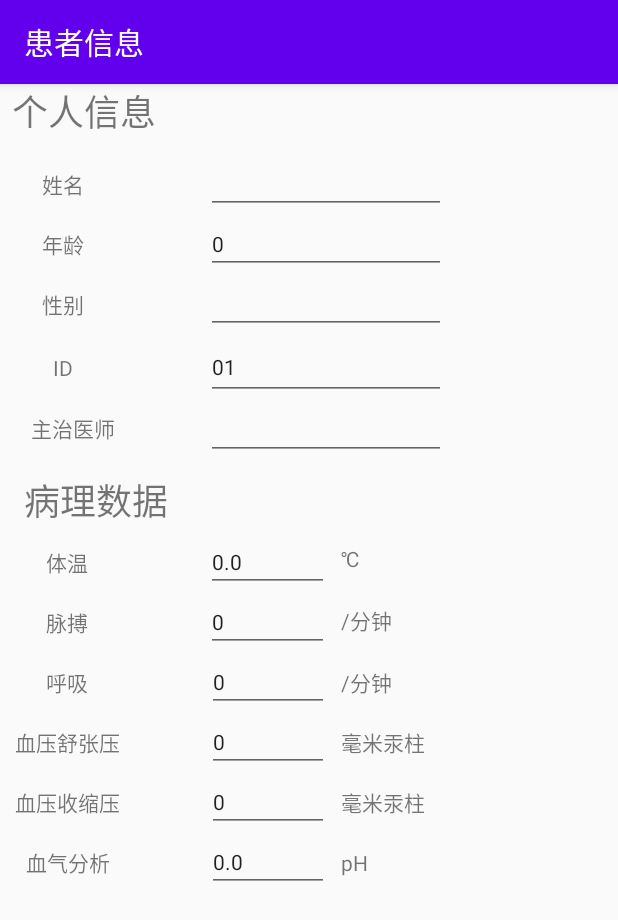
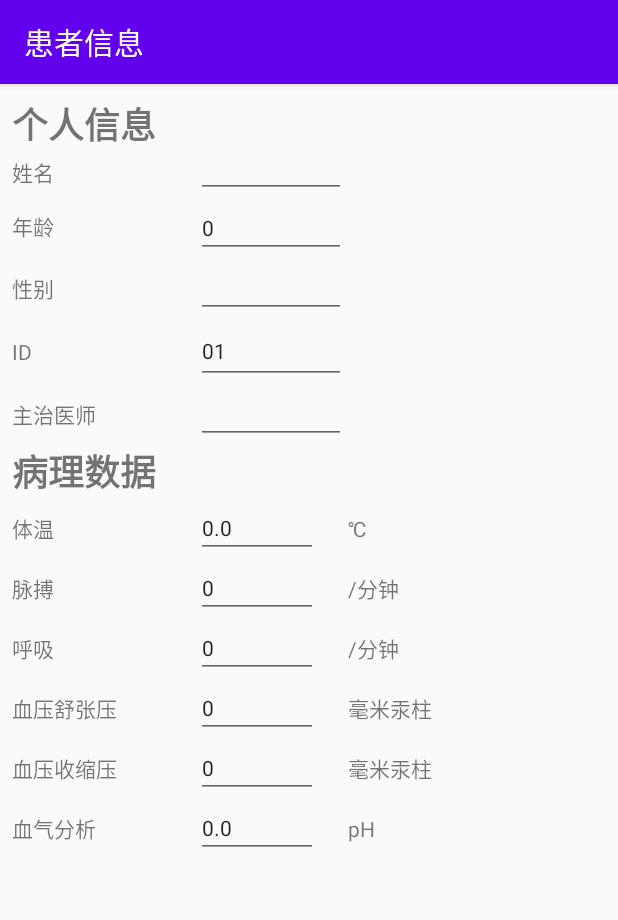
Before and after one commit to OMGCA/MediServer, an Android app: the screen it shows after launch (DisplayPatientActivity), after a tap on "新增", on a phone screen of 412 x 824 dp. Shown: the top 920 px of the screen. Run offline under Robolectric (Android 15) with nearby library versions, the phone set to English and light mode, and no system bars.

Commit message:
Android Client: Updated UI, implemented NFC functions

```diff
--- /dev/null
+++ b/MediClient/app/src/main/java/com/xiatstudio/mediclient/BaseNfcActivity.java
@@ -0,0 +1,36 @@
+package com.xiatstudio.mediclient;
+
+import android.app.PendingIntent;
+import android.content.Intent;
+import android.nfc.NfcAdapter;
+import android.support.v7.app.AppCompatActivity;
+import android.os.Bundle;
+
+public class BaseNfcActivity extends AppCompatActivity {
+    private NfcAdapter mNfcAdapter;
+    private PendingIntent mPendingIntent;
+    @Override
+    protected void onStart() {
+        super.onStart();
+
+        mNfcAdapter = NfcAdapter.getDefaultAdapter(this);
+
+        mPendingIntent = PendingIntent.getActivity(this,0,new Intent(this,getClass()),0);
+
+    }
+
+    @Override
+    public void onResume(){
+        super.onResume();
+        if(mNfcAdapter != null)
+            mNfcAdapter.enableForegroundDispatch(this, mPendingIntent, null, null);
+    }
+
+    @Override
+    public void onPause(){
+        super.onPause();
+
+        if(mNfcAdapter != null)
+            mNfcAdapter.disableForegroundDispatch(this);
+    }
+}
--- a/MediClient/app/src/main/java/com/xiatstudio/mediclient/DisplayPatientActivity.java
+++ b/MediClient/app/src/main/java/com/xiatstudio/mediclient/DisplayPatientActivity.java
@@ -210,7 +210,7 @@ public class DisplayPatientActivity extends AppCompatActivity {
             else
                 Snackbar.make(findViewById(R.id.myCoordinatorLayout), R.string.serverOut,Snackbar.LENGTH_SHORT).show();
         }
-
+    }
     /* 2019年3月5日更新 */
     /* 由于显示进度框需要AsyncTask类，该线程不予使用 */
     class SendPatientThread extends Thread{
@@ -244,6 +244,6 @@ public class DisplayPatientActivity extends AppCompatActivity {
     }
 
 
-    }
+
 
 }
--- a/MediClient/app/src/main/java/com/xiatstudio/mediclient/MainActivity.java
+++ b/MediClient/app/src/main/java/com/xiatstudio/mediclient/MainActivity.java
@@ -4,6 +4,7 @@ import java.io.ObjectInputStream;
 import java.io.OutputStream;
 import java.net.InetSocketAddress;
 import java.net.Socket;
+import java.util.Arrays;
 import java.util.concurrent.Callable;
 import java.util.concurrent.ExecutionException;
 import java.util.concurrent.ExecutorService;
@@ -11,7 +12,15 @@ import java.util.concurrent.Executors;
 import java.util.concurrent.Future;
 
 import android.content.Intent;
+import android.nfc.NdefMessage;
+import android.nfc.NdefRecord;
+import android.nfc.NfcAdapter;
+import android.nfc.Tag;
+import android.nfc.tech.Ndef;
+import android.nfc.tech.NdefFormatable;
 import android.os.Bundle;
+import android.os.Parcel;
+import android.os.Parcelable;
 import android.support.design.widget.FloatingActionButton;
 import android.support.design.widget.Snackbar;
 import android.support.v7.app.AppCompatActivity;
@@ -21,11 +30,18 @@ import android.view.Menu;
 import android.view.MenuItem;
 import android.widget.Button;
 import android.widget.EditText;
+import android.widget.TextView;
+import android.widget.Toast;
 
-public class MainActivity extends AppCompatActivity {
+public class MainActivity extends BaseNfcActivity {
     public static final String EXTRA_PATIENT = "com.xiatstudio.mediclient.PATIENT";
     public static final String EXTRA_SERVERADDR = "com.xiatstudio.mediclient.SERVERADDR";
     public static Patient retrievedPatient = new Patient("NULL");
+    private EditText patientID;
+
+    private String mTagText;
+    /* 从UI中得到文本区部件 */
+
 
     @Override
     protected void onCreate(Bundle savedInstanceState) {
@@ -36,11 +52,14 @@ public class MainActivity extends AppCompatActivity {
 
         Button addButton = findViewById(R.id.addButton);
 
+        patientID = findViewById(R.id.patientIDText);
+        final EditText serverAdd = findViewById(R.id.serverAddress);
 
-
-        /* 从UI中得到文本区部件 */
-        final EditText patientID = findViewById(R.id.patientIDText);
-        final EditText serverAdd = findViewById(R.id.serverAddress);
+        if(!isNFCSupported()){
+            Snackbar.make(findViewById(R.id.myCoordinatorLayout), R.string.nfcWarning,
+                    Snackbar.LENGTH_SHORT)
+                    .show();
+        }
 
 
         addButton.setOnClickListener(new View.OnClickListener() {
@@ -92,9 +111,6 @@ public class MainActivity extends AppCompatActivity {
                     e.printStackTrace();
                 }
 
-
-
-
             }
         });
 
@@ -136,6 +152,85 @@ public class MainActivity extends AppCompatActivity {
 
         return super.onOptionsItemSelected(item);
     }
+
+    public boolean isNFCSupported(){
+        NfcAdapter nfcAdapter = NfcAdapter.getDefaultAdapter(this);
+        if(nfcAdapter != null)
+            return true;
+        else
+            return false;
+    }
+    @Override
+    public void onNewIntent(Intent intent){
+        Tag detectedTag = intent.getParcelableExtra(NfcAdapter.EXTRA_TAG);
+
+        Ndef ndef = Ndef.get(detectedTag);
+
+        if(ndef != null){
+            mTagText = ndef.getType() + "\nmaxsize:" +ndef.getMaxSize() + "bytes\n\n";
+            readNfcTag(intent);
+            patientID.setText(mTagText);
+        }else{
+            Snackbar.make(findViewById(R.id.myCoordinatorLayout), R.string.ndefGetFail,
+                    Snackbar.LENGTH_SHORT)
+                    .show();
+        }
+    }
+
+    private void readNfcTag(Intent intent){
+        if(NfcAdapter.ACTION_NDEF_DISCOVERED.equals(intent.getAction())){
+            Parcelable[] rawMsgs = intent.getParcelableArrayExtra(NfcAdapter.EXTRA_NDEF_MESSAGES);
+
+            NdefMessage msgs[] = null;
+
+            int contentSize = 0;
+            if(rawMsgs != null){
+                msgs = new NdefMessage[rawMsgs.length];
+                for(int i = 0; i < rawMsgs.length; i++){
+                    msgs[i] = (NdefMessage) rawMsgs[i];
+                    contentSize += msgs[i].toByteArray().length;
+                }
+            }
+
+            try{
+                if(msgs != null){
+                    NdefRecord record = msgs[0].getRecords()[0];
+                    String textRecord = parseTextRecord(record);
+                    mTagText += textRecord + "\n\ntext\n" + contentSize + " bytes";
+                }
+            } catch (Exception e){
+                e.printStackTrace();
+            }
+        }
+    }
+
+    public static String parseTextRecord(NdefRecord ndefRecord){
+        if(ndefRecord.getTnf() != NdefRecord.TNF_WELL_KNOWN){
+            return null;
+        }
+
+        if(!Arrays.equals(ndefRecord.getType(), NdefRecord.RTD_TEXT)){
+            return null;
+        }
+
+        try{
+            byte[] payload = ndefRecord.getPayload();
+
+            String textEncoding = ((payload[0] & 0x80) == 0) ? "UTF-8" : "UTF-16";
+
+            int langCodeLength = payload[0] & 0x3f;
+
+            String langCode = new String(payload,1,langCodeLength,"US-ASCII");
+
+            String textRecord = new String(payload, langCodeLength + 1, payload.length - langCodeLength - 1, textEncoding);
+
+            return textRecord;
+        } catch (Exception e){
+            throw new IllegalArgumentException();
+        }
+    }
+
+
 
     /* 2019年3月3日凌晨更新：此方法用来代替先前使用的Thread */
     /* 同样为线程，Callable可定义返回值 */
@@ -215,4 +310,5 @@ public class MainActivity extends AppCompatActivity {
 
     }
 
+
 }
--- a/MediClient/app/src/main/res/layout/content_display_patient.xml
+++ b/MediClient/app/src/main/res/layout/content_display_patient.xml
@@ -12,8 +12,8 @@
         android:id="@+id/patientNameLabel"
         android:layout_width="wrap_content"
         android:layout_height="wrap_content"
-        android:layout_marginStart="28dp"
-        android:layout_marginTop="56dp"
+        android:layout_marginStart="8dp"
+        android:layout_marginTop="48dp"
         android:text="@string/patientName"
         android:textSize="14sp"
         app:layout_constraintStart_toStartOf="parent"
@@ -23,16 +23,16 @@
         android:id="@+id/patientAgeLabel"
         android:layout_width="wrap_content"
         android:layout_height="wrap_content"
-        android:layout_marginTop="8dp"
-        android:layout_marginBottom="8dp"
+        android:layout_marginTop="2dp"
+        android:layout_marginBottom="2dp"
         android:text="@string/patientAge"
         android:textSize="14sp"
         app:layout_constraintBottom_toTopOf="@+id/patientSexText"
         app:layout_constraintEnd_toEndOf="@+id/patientNameLabel"
-        app:layout_constraintHorizontal_bias="1.0"
+        app:layout_constraintHorizontal_bias="0.0"
         app:layout_constraintStart_toStartOf="@+id/patientNameLabel"
         app:layout_constraintTop_toTopOf="@+id/patientAgeText"
-        app:layout_constraintVertical_bias="0.4" />
+        app:layout_constraintVertical_bias="0.411" />
 
     <TextView
         android:id="@+id/patientSex"
@@ -43,7 +43,6 @@
         android:text="@string/patientSex"
         android:textSize="14sp"
         app:layout_constraintBottom_toTopOf="@+id/patientNFC"
-        app:layout_constraintEnd_toEndOf="@+id/patientAgeLabel"
         app:layout_constraintStart_toStartOf="@+id/patientAgeLabel"
         app:layout_constraintTop_toTopOf="@+id/patientSexText" />
 
@@ -56,61 +55,60 @@
         android:text="@string/patientNFC"
         android:textSize="14sp"
         app:layout_constraintBottom_toTopOf="@+id/patientDoc"
-        app:layout_constraintEnd_toEndOf="@+id/patientSex"
         app:layout_constraintStart_toStartOf="@+id/patientSex"
         app:layout_constraintTop_toTopOf="@+id/patientNFC" />
 
     <EditText
         android:id="@+id/patientNameText"
-        android:layout_width="wrap_content"
+        android:layout_width="100dp"
         android:layout_height="wrap_content"
         android:layout_marginStart="8dp"
+        android:layout_marginTop="36dp"
         android:ems="10"
         android:importantForAutofill="no"
         android:inputType="textPersonName"
         android:text="Name"
         android:textSize="14sp"
-        app:layout_constraintBottom_toBottomOf="@+id/patientNameLabel"
-        app:layout_constraintStart_toEndOf="@+id/textView5"
-        app:layout_constraintTop_toTopOf="@+id/patientNameLabel" />
+        app:layout_constraintEnd_toEndOf="@+id/patientAgeText"
+        app:layout_constraintHorizontal_bias="1.0"
+        app:layout_constraintStart_toStartOf="parent"
+        app:layout_constraintTop_toTopOf="parent" />
 
     <EditText
         android:id="@+id/patientAgeText"
-        android:layout_width="wrap_content"
+        android:layout_width="100dp"
         android:layout_height="wrap_content"
         android:ems="10"
         android:inputType="number"
         android:text="Age"
         android:textSize="14sp"
-        app:layout_constraintEnd_toEndOf="@+id/patientNameText"
-        app:layout_constraintHorizontal_bias="0.0"
-        app:layout_constraintStart_toStartOf="@+id/patientNameText"
+        app:layout_constraintEnd_toEndOf="@+id/patientSexText"
         app:layout_constraintTop_toBottomOf="@+id/patientNameText" />
 
     <EditText
         android:id="@+id/patientSexText"
-        android:layout_width="wrap_content"
+        android:layout_width="100dp"
         android:layout_height="wrap_content"
         android:ems="10"
         android:inputType="textPersonName"
         android:text="Sex"
         android:textSize="14sp"
-        app:layout_constraintEnd_toEndOf="@+id/patientAgeText"
+        app:layout_constraintEnd_toEndOf="@+id/patientNFC"
         app:layout_constraintHorizontal_bias="0.0"
-        app:layout_constraintStart_toStartOf="@+id/patientAgeText"
+        app:layout_constraintStart_toStartOf="@+id/patientNFC"
         app:layout_constraintTop_toBottomOf="@+id/patientAgeText" />
 
     <EditText
         android:id="@+id/patientNFC"
-        android:layout_width="wrap_content"
+        android:layout_width="100dp"
         android:layout_height="44dp"
         android:ems="10"
         android:inputType="textPersonName"
         android:text="NFC"
         android:textSize="14sp"
-        app:layout_constraintEnd_toEndOf="@+id/patientSexText"
+        app:layout_constraintEnd_toEndOf="@+id/patientDoc"
         app:layout_constraintHorizontal_bias="0.0"
-        app:layout_constraintStart_toStartOf="@+id/patientSexText"
+        app:layout_constraintStart_toStartOf="@+id/patientDoc"
         app:layout_constraintTop_toBottomOf="@+id/patientSexText" />
 
     <TextView
@@ -118,10 +116,12 @@
         android:layout_width="121dp"
         android:layout_height="31dp"
         android:layout_marginStart="8dp"
+        android:layout_marginBottom="36dp"
+        android:fontFamily="sans-serif-black"
         android:text="@string/demoInfo"
         android:textSize="24sp"
-        app:layout_constraintStart_toStartOf="parent"
-        tools:layout_editor_absoluteY="7dp" />
+        app:layout_constraintBottom_toTopOf="@+id/patientAgeText"
+        app:layout_constraintStart_toStartOf="parent" />
 
     <TextView
         android:id="@+id/textView6"
@@ -130,23 +130,18 @@
         android:text="@string/patientDoc"
         android:textSize="14sp"
         app:layout_constraintBottom_toBottomOf="@+id/patientDoc"
-        app:layout_constraintEnd_toEndOf="@+id/patientNFCID2"
-        app:layout_constraintHorizontal_bias="0.348"
         app:layout_constraintStart_toStartOf="@+id/patientNFCID2"
-        app:layout_constraintTop_toTopOf="@+id/patientDoc"
-        app:layout_constraintVertical_bias="0.428" />
+        app:layout_constraintTop_toTopOf="@+id/patientDoc" />
 
     <EditText
         android:id="@+id/patientDoc"
-        android:layout_width="wrap_content"
+        android:layout_width="100dp"
         android:layout_height="wrap_content"
         android:ems="10"
         android:inputType="textPersonName"
         android:text="Doc"
         android:textSize="14sp"
-        app:layout_constraintEnd_toEndOf="@+id/patientNFC"
-        app:layout_constraintHorizontal_bias="1.0"
-        app:layout_constraintStart_toStartOf="@+id/patientNFC"
+        app:layout_constraintStart_toStartOf="@+id/bodyTmpText"
         app:layout_constraintTop_toBottomOf="@+id/patientNFC" />
 
     <TextView
@@ -154,51 +149,49 @@
         android:layout_width="wrap_content"
         android:layout_height="wrap_content"
         android:layout_marginStart="8dp"
-        android:layout_marginTop="228dp"
+        android:layout_marginBottom="40dp"
+        android:fontFamily="sans-serif-black"
         android:text="@string/pathologicalData"
         android:textSize="24sp"
-        app:layout_constraintEnd_toEndOf="@+id/textView5"
-        app:layout_constraintHorizontal_bias="0.0"
-        app:layout_constraintStart_toStartOf="@+id/textView5"
-        app:layout_constraintTop_toBottomOf="@+id/textView5" />
+        app:layout_constraintBottom_toTopOf="@+id/bodyPulse"
+        app:layout_constraintStart_toStartOf="parent" />
 
     <TextView
         android:id="@+id/bodyTempLabel"
         android:layout_width="wrap_content"
         android:layout_height="wrap_content"
-        android:layout_marginTop="68dp"
+        android:layout_marginTop="8dp"
+        android:layout_marginBottom="8dp"
         android:text="@string/bodyTmp"
-        app:layout_constraintEnd_toEndOf="@+id/textView6"
-        app:layout_constraintHorizontal_bias="0.357"
-        app:layout_constraintStart_toStartOf="@+id/textView6"
-        app:layout_constraintTop_toBottomOf="@+id/textView6" />
+        app:layout_constraintBottom_toTopOf="@+id/bodyPulse"
+        app:layout_constraintStart_toStartOf="@+id/pathological"
+        app:layout_constraintTop_toTopOf="@+id/bodyTmpText" />
 
     <EditText
         android:id="@+id/bodyTmpText"
-        android:layout_width="82dp"
+        android:layout_width="81dp"
         android:layout_height="wrap_content"
+        android:layout_marginTop="36dp"
         android:ems="10"
         android:inputType="numberDecimal"
         android:text="Body Tmp"
         android:textSize="14sp"
-        app:layout_constraintBottom_toBottomOf="@+id/bodyTempLabel"
-        app:layout_constraintEnd_toEndOf="@+id/patientDoc"
+        app:layout_constraintEnd_toEndOf="@+id/bodyPulse"
         app:layout_constraintHorizontal_bias="0.0"
-        app:layout_constraintStart_toStartOf="@+id/patientDoc"
-        app:layout_constraintTop_toTopOf="@+id/bodyTempLabel" />
+        app:layout_constraintStart_toStartOf="@+id/bodyPulse"
+        app:layout_constraintTop_toBottomOf="@+id/patientDoc" />
 
     <TextView
         android:id="@+id/textView9"
         android:layout_width="wrap_content"
         android:layout_height="wrap_content"
-        android:layout_marginStart="8dp"
         android:layout_marginTop="8dp"
+        android:layout_marginEnd="168dp"
         android:layout_marginBottom="8dp"
         android:text="℃"
         app:layout_constraintBottom_toTopOf="@+id/bodyPulse"
-        app:layout_constraintStart_toEndOf="@+id/bodyTmpText"
-        app:layout_constraintTop_toTopOf="@+id/bodyTmpText"
-        app:layout_constraintVertical_bias="0.0" />
+        app:layout_constraintEnd_toEndOf="parent"
+        app:layout_constraintTop_toTopOf="@+id/bodyTmpText" />
 
     <TextView
         android:id="@+id/textView10"
@@ -208,36 +201,32 @@
         android:layout_marginBottom="8dp"
         android:text="@string/bodyPulse"
         app:layout_constraintBottom_toTopOf="@+id/breathFreq"
-        app:layout_constraintEnd_toEndOf="@+id/bodyTempLabel"
         app:layout_constraintStart_toStartOf="@+id/bodyTempLabel"
         app:layout_constraintTop_toTopOf="@+id/bodyPulse" />
 
     <EditText
         android:id="@+id/bodyPulse"
-        android:layout_width="82dp"
+        android:layout_width="81dp"
         android:layout_height="wrap_content"
         android:ems="10"
         android:inputType="number"
         android:text="pulse"
         android:textSize="14sp"
-        app:layout_constraintEnd_toEndOf="@+id/bodyTmpText"
-        app:layout_constraintStart_toStartOf="@+id/bodyTmpText"
+        app:layout_constraintEnd_toEndOf="@+id/breathFreq"
+        app:layout_constraintHorizontal_bias="0.0"
+        app:layout_constraintStart_toStartOf="@+id/breathFreq"
         app:layout_constraintTop_toBottomOf="@+id/bodyTmpText" />
 
     <TextView
         android:id="@+id/perMin"
         android:layout_width="wrap_content"
         android:layout_height="wrap_content"
-        android:layout_marginStart="8dp"
         android:layout_marginTop="8dp"
         android:layout_marginBottom="8dp"
         android:text="@string/perMin"
         app:layout_constraintBottom_toTopOf="@+id/breathFreq"
-        app:layout_constraintEnd_toEndOf="@+id/textView9"
-        app:layout_constraintHorizontal_bias="0.0"
-        app:layout_constraintStart_toEndOf="@+id/bodyPulse"
-        app:layout_constraintTop_toTopOf="@+id/bodyPulse"
-        app:layout_constraintVertical_bias="0.0" />
+        app:layout_constraintStart_toStartOf="@+id/textView9"
+        app:layout_constraintTop_toTopOf="@+id/bodyPulse" />
 
     <TextView
         android:id="@+id/textView12"
@@ -247,7 +236,6 @@
         android:layout_marginBottom="8dp"
         android:text="@string/breathFreq"
         app:layout_constraintBottom_toTopOf="@+id/bloodRelease"
-        app:layout_constraintEnd_toEndOf="@+id/textView10"
         app:layout_constraintStart_toStartOf="@+id/textView10"
         app:layout_constraintTop_toTopOf="@+id/breathFreq" />
 
@@ -259,21 +247,20 @@
         android:inputType="number"
         android:text="Breath"
         android:textSize="14sp"
-        app:layout_constraintEnd_toEndOf="@+id/bodyPulse"
-        app:layout_constraintStart_toStartOf="@+id/bodyPulse"
+        app:layout_constraintEnd_toEndOf="@+id/bloodRelease"
+        app:layout_constraintHorizontal_bias="0.0"
+        app:layout_constraintStart_toStartOf="@+id/bloodRelease"
         app:layout_constraintTop_toBottomOf="@+id/bodyPulse" />
 
     <TextView
         android:id="@+id/textView13"
         android:layout_width="wrap_content"
         android:layout_height="wrap_content"
-        android:layout_marginStart="8dp"
         android:layout_marginTop="8dp"
         android:layout_marginBottom="8dp"
         android:text="@string/perMin"
         app:layout_constraintBottom_toTopOf="@+id/bloodRelease"
-        app:layout_constraintEnd_toEndOf="@+id/perMin"
-        app:layout_constraintStart_toEndOf="@+id/breathFreq"
+        app:layout_constraintStart_toStartOf="@+id/perMin"
         app:layout_constraintTop_toTopOf="@+id/breathFreq" />
 
     <TextView
@@ -284,7 +271,6 @@
         android:layout_marginBottom="8dp"
         android:text="@string/bloodRelease"
         app:layout_constraintBottom_toTopOf="@+id/bloodTense"
-        app:layout_constraintEnd_toEndOf="@+id/textView12"
         app:layout_constraintStart_toStartOf="@+id/textView12"
         app:layout_constraintTop_toTopOf="@+id/bloodRelease" />
 
@@ -296,20 +282,20 @@
         android:inputType="number"
         android:text="Blood Release"
         android:textSize="14sp"
-        app:layout_constraintEnd_toEndOf="@+id/breathFreq"
-        app:layout_constraintStart_toStartOf="@+id/breathFreq"
+        app:layout_constraintEnd_toEndOf="@+id/bloodTense"
+        app:layout_constraintHorizontal_bias="0.0"
+        app:layout_constraintStart_toStartOf="@+id/bloodTense"
         app:layout_constraintTop_toBottomOf="@+id/breathFreq" />
 
     <TextView
         android:id="@+id/textView15"
         android:layout_width="wrap_content"
         android:layout_height="22dp"
-        android:layout_marginStart="8dp"
         android:layout_marginTop="8dp"
         android:layout_marginBottom="8dp"
         android:text="@string/mmHg"
         app:layout_constraintBottom_toTopOf="@+id/bloodTense"
-        app:layout_constraintStart_toEndOf="@+id/bloodRelease"
+        app:layout_constraintStart_toStartOf="@+id/textView13"
         app:layout_constraintTop_toTopOf="@+id/bloodRelease" />
 
     <TextView
@@ -320,7 +306,6 @@
         android:layout_marginBottom="8dp"
         android:text="@string/bloodTense"
         app:layout_constraintBottom_toTopOf="@+id/bGas"
-        app:layout_constraintEnd_toEndOf="@+id/textView14"
         app:layout_constraintStart_toStartOf="@+id/textView14"
         app:layout_constraintTop_toTopOf="@+id/bloodTense" />
 
@@ -328,26 +313,24 @@
         android:id="@+id/bloodTense"
         android:layout_width="81dp"
         android:layout_height="wrap_content"
-        android:layout_marginEnd="8dp"
         android:ems="10"
         android:inputType="number"
         android:text="Blood Tense"
         android:textSize="14sp"
-        app:layout_constraintEnd_toEndOf="@+id/bloodRelease"
+        app:layout_constraintEnd_toEndOf="@+id/bGas"
         app:layout_constraintHorizontal_bias="0.0"
-        app:layout_constraintStart_toStartOf="@+id/bloodRelease"
+        app:layout_constraintStart_toStartOf="@+id/bGas"
         app:layout_constraintTop_toBottomOf="@+id/bloodRelease" />
 
     <TextView
         android:id="@+id/textView17"
         android:layout_width="wrap_content"
         android:layout_height="wrap_content"
-        android:layout_marginStart="8dp"
         android:layout_marginTop="8dp"
         android:layout_marginBottom="8dp"
         android:text="@string/mmHg"
         app:layout_constraintBottom_toTopOf="@+id/bGas"
-        app:layout_constraintStart_toEndOf="@+id/bloodTense"
+        app:layout_constraintStart_toStartOf="@+id/textView15"
         app:layout_constraintTop_toTopOf="@+id/bloodTense" />
 
     <TextView
@@ -356,7 +339,6 @@
         android:layout_height="wrap_content"
         android:text="@string/bloodGas"
         app:layout_constraintBottom_toBottomOf="@+id/bGas"
-        app:layout_constraintEnd_toEndOf="@+id/textView16"
         app:layout_constraintStart_toStartOf="@+id/textView16"
         app:layout_constraintTop_toTopOf="@+id/bGas" />
 
@@ -364,21 +346,23 @@
         android:id="@+id/bGas"
         android:layout_width="81dp"
         android:layout_height="wrap_content"
+        android:layout_marginEnd="20dp"
+        android:layout_marginBottom="8dp"
         android:ems="10"
         android:inputType="numberDecimal"
         android:textSize="14sp"
-        app:layout_constraintEnd_toEndOf="@+id/bloodTense"
-        app:layout_constraintStart_toStartOf="@+id/bloodTense"
-        app:layout_constraintTop_toBottomOf="@+id/bloodTense" />
+        app:layout_constraintBottom_toBottomOf="parent"
+        app:layout_constraintEnd_toStartOf="@+id/textView19"
+        app:layout_constraintTop_toBottomOf="@+id/bloodTense"
+        app:layout_constraintVertical_bias="0.0" />
 
     <TextView
         android:id="@+id/textView19"
         android:layout_width="wrap_content"
         android:layout_height="wrap_content"
-        android:layout_marginStart="8dp"
         android:text="@string/pH"
         app:layout_constraintBottom_toBottomOf="@+id/bGas"
-        app:layout_constraintStart_toEndOf="@+id/bGas"
+        app:layout_constraintStart_toStartOf="@+id/textView17"
         app:layout_constraintTop_toTopOf="@+id/bGas" />
 
 </android.support.constraint.ConstraintLayout>
--- a/MediClient/app/src/main/res/values/strings.xml
+++ b/MediClient/app/src/main/res/values/strings.xml
@@ -29,4 +29,7 @@
     <string name="sendingPatient">正在上传病人信息...</string>
     <string name="addPatient">新增</string>
     <string name="serverOut">服务器不存在或连接超时</string>
+    <string name="nfcWritten">NFC数据读取成功</string>
+    <string name="ndefGetFail">没有获得NDEF实例</string>
+    <string name="nfcWarning">该设备不支持NFC标签读取功能</string>
 </resources>
```
Also changed, not shown: MediClient/app/src/main/AndroidManifest.xml (+9 -6 lines), MediClient/app/src/main/res/layout/activity_base_nfc.xml (added, +9 -0 lines), MediClient/app/src/main/res/layout/activity_main.xml (+3 -4 lines), 2 other files.
